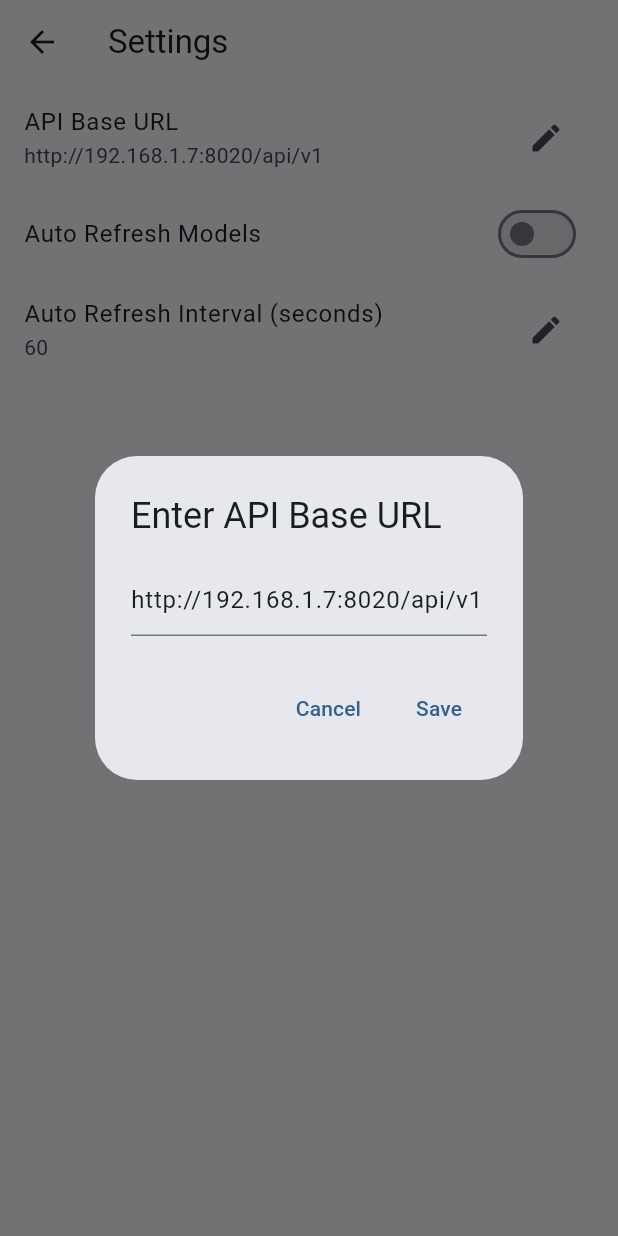
After one commit to Kidsnd274/lemonade_controller, a Flutter app: the SettingsPage screen opened by its route, after a tap on the "edit" icon, on a phone screen of 412 x 824 dp. The commit adds this screen. Run offline on Flutter 3.47's test engine with Material 3 defaults, Android fonts, the phone set to English and light mode, and no system bars; our stand-ins replace dio, logger, shared_preferences; accounts and stored records are empty; network calls fail.

Commit message:
Add simple settings page

```diff
--- a/lib/main.dart
+++ b/lib/main.dart
@@ -1,5 +1,7 @@
 import 'package:flutter/material.dart';
-import 'package:lemonade_controller/screens/home/home_page.dart';
+import 'package:lemonade_controller/pages/home/home_page.dart';
+import 'package:lemonade_controller/pages/settings/settings_page.dart';
+import 'package:lemonade_controller/services/settings_service.dart';
 import 'package:logger/logger.dart';
 
 void main() {
@@ -8,18 +10,23 @@ void main() {
   // Set the desired log level
   Logger.level = Level.debug;
 
-  runApp(const LemonadeController());
+  runApp(LemonadeController());
 }
 
 class LemonadeController extends StatelessWidget {
-  const LemonadeController({super.key});
+  final SettingsService settings;
+
+  LemonadeController({super.key}) : settings = SettingsService();
 
   @override
   Widget build(BuildContext context) {
     return MaterialApp(
       title: 'Lemonade Controller',
       theme: ThemeData(colorScheme: .fromSeed(seedColor: Colors.blue)),
-      home: const HomePage(title: 'Home'),
+      home: HomePage(title: 'Home'),
+      routes: {
+        '/settings': (context) => SettingsPage(settings: settings),
+      },
     );
   }
 }
--- a/lib/screens/home/home_page.dart
+++ b/lib/pages/home/home_page.dart
@@ -1,8 +1,7 @@
 import 'package:flutter/material.dart';
-import 'package:dio/dio.dart';
 import 'package:lemonade_controller/models/lemonade_model.dart';
 import 'package:lemonade_controller/services/api_client.dart';
-import 'package:lemonade_controller/widgets/model_card.dart';
+import 'package:lemonade_controller/pages/models/widgets/model_card.dart';
 
 class HomePage extends StatefulWidget {
   const HomePage({super.key, required this.title});
@@ -15,7 +14,6 @@ class HomePage extends StatefulWidget {
 
 class _HomePageState extends State<HomePage> {
   String result = "empty";
-  final Dio dio = Dio();
   final LemonadeApiClient apiClient = LemonadeApiClient();
 
   List<LemonadeModel> modelList = [];
--- a/lib/widgets/model_card.dart
+++ b/lib/pages/models/widgets/model_card.dart
@@ -1,6 +1,5 @@
 import 'package:flutter/material.dart';
-
-import '../models/lemonade_model.dart';
+import 'package:lemonade_controller/models/lemonade_model.dart';
 
 class ModelCard extends StatelessWidget {
   final LemonadeModel model;
--- /dev/null
+++ b/lib/pages/settings/settings_page.dart
@@ -0,0 +1,142 @@
+import 'package:flutter/material.dart';
+import 'package:lemonade_controller/services/settings_service.dart';
+
+class SettingsPage extends StatefulWidget {
+  final SettingsService settings;
+  const SettingsPage({super.key, required this.settings});
+
+  @override
+  State<SettingsPage> createState() => _SettingsPageState();
+}
+
+class _SettingsPageState extends State<SettingsPage> {
+  late Future<String> _baseUrlFuture;
+  late Future<bool> _autoRefreshEnabledFuture;
+  late Future<int> _autoRefreshIntervalFuture;
+
+  @override
+  void initState() {
+    super.initState();
+    _baseUrlFuture = widget.settings.getBaseUrl();
+    _autoRefreshEnabledFuture = widget.settings.getAutoRefreshEnabled();
+    _autoRefreshIntervalFuture = widget.settings.getAutoRefreshIntervalSeconds();
+  }
+
+  @override
+  Widget build(BuildContext context) {
+    return Scaffold(
+      appBar: AppBar(title: const Text('Settings')),
+      body: ListView(
+        children: [
+          // Base URL Setting
+          FutureBuilder<String>(
+            future: _baseUrlFuture,
+            builder: (context, snapshot) {
+              if (!snapshot.hasData) return const CircularProgressIndicator();
+              return ListTile(
+                title: const Text('API Base URL'),
+                subtitle: Text(snapshot.data!),
+                trailing: IconButton(
+                  icon: const Icon(Icons.edit),
+                  onPressed: () async {
+                    final newUrl = await showDialog<String>(
+                      context: context,
+                      builder: (context) => AlertDialog(
+                        title: const Text('Enter API Base URL'),
+                        content: TextField(
+                          decoration: const InputDecoration(hintText: 'Base URL'),
+                          controller: TextEditingController(text: snapshot.data),
+                          onSubmitted: (value) => Navigator.pop(context, value),
+                        ),
+                        actions: [
+                          TextButton(
+                            onPressed: () => Navigator.pop(context),
+                            child: const Text('Cancel'),
+                          ),
+                          TextButton(
+                            onPressed: () => Navigator.pop(context, snapshot.data),
+                            child: const Text('Save'),
+                          ),
+                        ],
+                      ),
+                    );
+                    if (newUrl != null && newUrl.isNotEmpty) {
+                      await widget.settings.setBaseUrl(newUrl);
+                      setState(() {
+                        _baseUrlFuture = widget.settings.getBaseUrl();
+                      });
+                    }
+                  },
+                ),
+              );
+            },
+          ),
+          // Auto Refresh Enabled
+          FutureBuilder<bool>(
+            future: _autoRefreshEnabledFuture,
+            builder: (context, snapshot) {
+              if (!snapshot.hasData) return const CircularProgressIndicator();
+              return SwitchListTile(
+                title: const Text('Auto Refresh Models'),
+                value: snapshot.data!,
+                onChanged: (value) async {
+                  await widget.settings.setAutoRefreshEnabled(value);
+                  setState(() {
+                    _autoRefreshEnabledFuture = widget.settings.getAutoRefreshEnabled();
+                  });
+                },
+              );
+            },
+          ),
+          // Auto Refresh Interval
+          FutureBuilder<int>(
+            future: _autoRefreshIntervalFuture,
+            builder: (context, snapshot) {
+              if (!snapshot.hasData) return const CircularProgressIndicator();
+              return ListTile(
+                title: const Text('Auto Refresh Interval (seconds)'),
+                subtitle: Text(snapshot.data.toString()),
+                trailing: IconButton(
+                  icon: const Icon(Icons.edit),
+                  onPressed: () async {
+                    final newInterval = await showDialog<int?>(
+                      context: context,
+                      builder: (context) => AlertDialog(
+                        title: const Text('Enter Refresh Interval'),
+                        content: TextField(
+                          decoration: const InputDecoration(hintText: 'Seconds'),
+                          controller: TextEditingController(text: snapshot.data.toString()),
+                          keyboardType: TextInputType.number,
+                          onSubmitted: (value) {
+                            final parsed = int.tryParse(value);
+                            Navigator.pop(context, parsed);
+                          },
+                        ),
+                        actions: [
+                          TextButton(
+                            onPressed: () => Navigator.pop(context),
+                            child: const Text('Cancel'),
+                          ),
+                          TextButton(
+                            onPressed: () => Navigator.pop(context, snapshot.data),
+                            child: const Text('Save'),
+                          ),
+                        ],
+                      ),
+                    );
+                    if (newInterval != null) {
+                      await widget.settings.setAutoRefreshIntervalSeconds(newInterval);
+                      setState(() {
+                        _autoRefreshIntervalFuture = widget.settings.getAutoRefreshIntervalSeconds();
+                      });
+                    }
+                  },
+                ),
+              );
+            },
+          ),
+        ],
+      ),
+    );
+  }
+}
--- /dev/null
+++ b/lib/services/settings_service.dart
@@ -0,0 +1,50 @@
+import 'package:shared_preferences/shared_preferences.dart';
+
+class SettingsService {
+  static const String _keyBaseUrl = 'base_url';
+  static const String _keyThemeMode = 'theme_mode';
+  static const String _keyAutoRefreshEnabled = 'auto_refresh_enabled';
+  static const String _keyAutoRefreshIntervalSeconds = 'auto_refresh_interval_seconds';
+
+  static const String _defaultBaseUrl = 'http://192.168.1.7:8020/api/v1';
+  static const bool _defaultAutoRefreshEnabled = false;
+  static const int _defaultAutoRefreshIntervalSeconds = 60;
+
+  // Getters
+  Future<String> getBaseUrl() async {
+    final prefs = await SharedPreferences.getInstance();
+    return prefs.getString(_keyBaseUrl) ?? _defaultBaseUrl;
+  }
+
+  Future<bool> getAutoRefreshEnabled() async {
+    final prefs = await SharedPreferences.getInstance();
+    return prefs.getBool(_keyAutoRefreshEnabled) ?? _defaultAutoRefreshEnabled;
+  }
+
+  Future<int> getAutoRefreshIntervalSeconds() async {
+    final prefs = await SharedPreferences.getInstance();
+    return prefs.getInt(_keyAutoRefreshIntervalSeconds) ?? _defaultAutoRefreshIntervalSeconds;
+  }
+
+  // Setters
+  Future<bool> setBaseUrl(String baseUrl) async {
+    final prefs = await SharedPreferences.getInstance();
+    return prefs.setString(_keyBaseUrl, baseUrl);
+  }
+
+  Future<bool> setAutoRefreshEnabled(bool enabled) async {
+    final prefs = await SharedPreferences.getInstance();
+    return prefs.setBool(_keyAutoRefreshEnabled, enabled);
+  }
+
+  Future<bool> setAutoRefreshIntervalSeconds(int seconds) async {
+    final prefs = await SharedPreferences.getInstance();
+    return prefs.setInt(_keyAutoRefreshIntervalSeconds, seconds);
+  }
+
+  // Optional: Reset all settings
+  Future<void> reset() async {
+    final prefs = await SharedPreferences.getInstance();
+    await prefs.clear();
+  }
+}
--- a/pubspec.yaml
+++ b/pubspec.yaml
@@ -36,6 +36,7 @@ dependencies:
   cupertino_icons: ^1.0.8
   dio: ^5.9.2
   logger: ^2.6.2
+  shared_preferences: ^2.5.4
 
 dev_dependencies:
   flutter_test:
```
Also changed, not shown: pubspec.lock, 11 other files.
